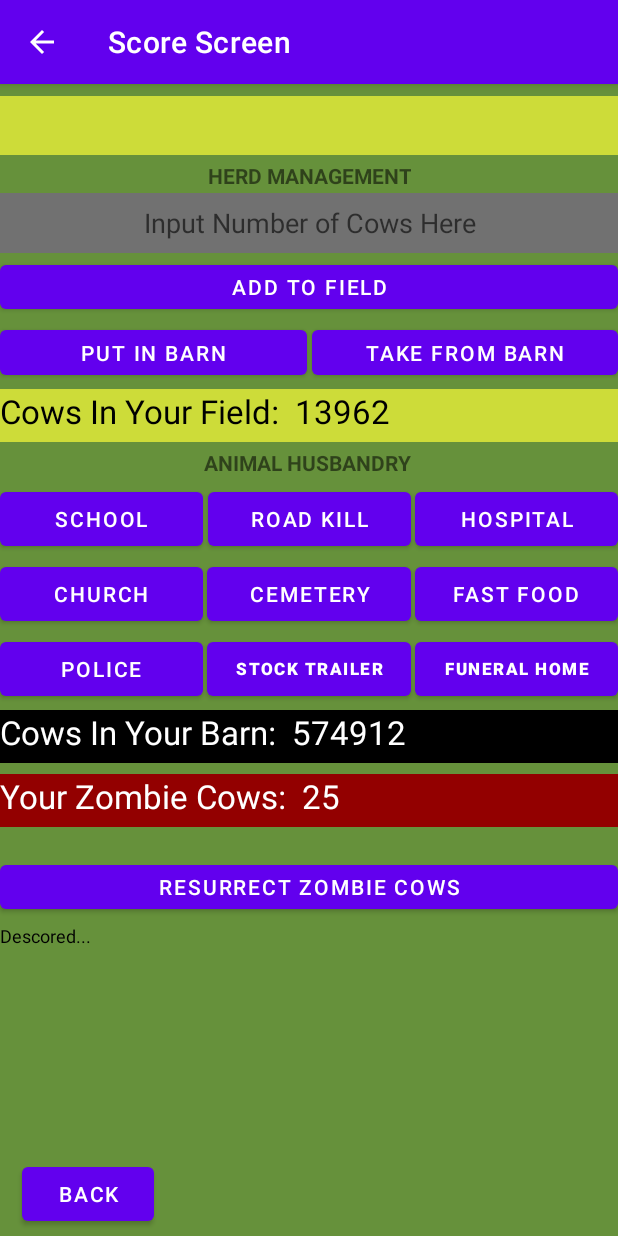
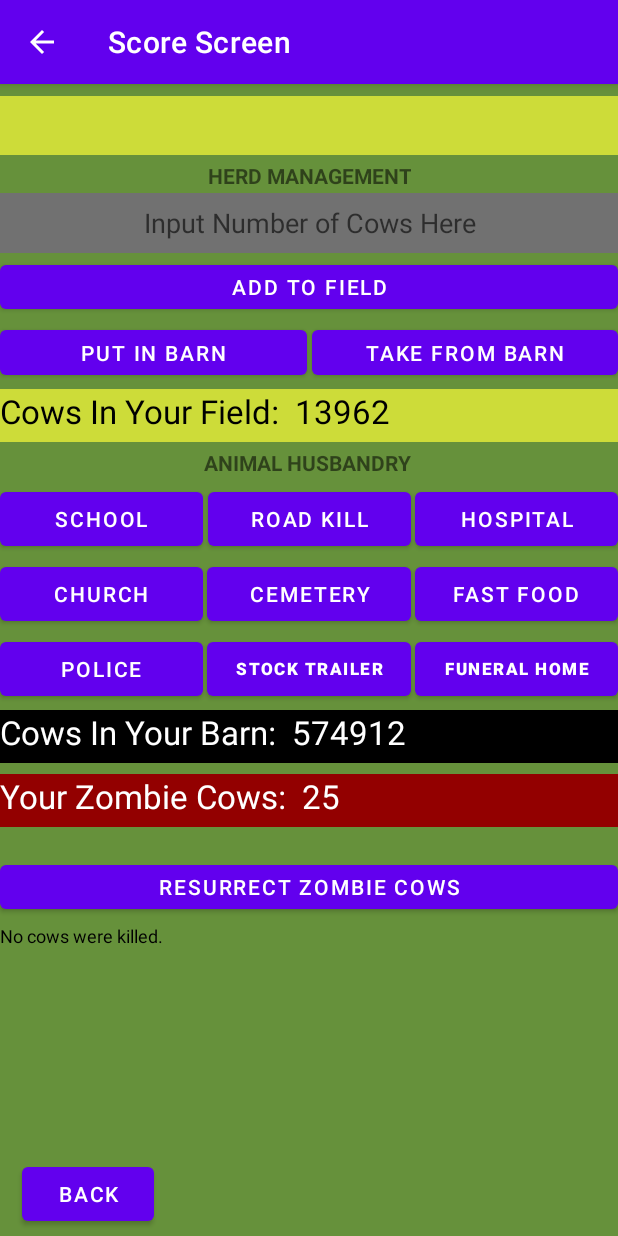
Before and after one commit to Xerminator13/Ma-Cows-Repository, an Android app: the DescoreScreen screen opened directly, with no data from a screen before it, after a tap on "CANCEL", on a phone screen of 412 x 824 dp. Run offline under Robolectric (Android 15) with nearby library versions, the phone set to English and light mode, and no system bars.

Commit message:
DescoreScreen is completely finished and I am moving on the the AllScoresScreen.  Although it is not polished, this is the first build of the game where all scoring and descoring is functional.  Therefore, this is the first build of the game that is actually playable.

```diff
--- a/app/src/main/java/com/example/macows/CommonUtils.java
+++ b/app/src/main/java/com/example/macows/CommonUtils.java
@@ -70,14 +70,17 @@
 
     public static void setCurrentPlayer(int player) {
         editor.putInt("currentPlayer", player);
+        editor.commit();
 
     }
     public static void setDescoreMethod(int a) {
         editor.putInt("descoreMethod", a);
+        editor.commit();
 
     }
     public static void setDescoreErrorMessage(String msg) {
         editor.putString("descoreErrorMessage", msg);
+        editor.commit();
 
     }
     public static int getCurrentPlayer() {
--- a/app/src/main/java/com/example/macows/DescoreScreen.java
+++ b/app/src/main/java/com/example/macows/DescoreScreen.java
@@ -125,8 +125,9 @@
 
         b = 0;
         for (int a = 0; a < textViewList.size(); a += 2) {
-            textViewList.get(a).setText("Cows in field:  " + CommonUtils.playerList.get(b).getCowsInField());
-            textViewList.get(a + 1).setText("Cows in barn:  " + CommonUtils.playerList.get(b).getCowsInBarn());
+            textViewList.get(a).setText("Cows in field:  " + CommonUtils.playerList.get(players[b]).getCowsInField());
+            textViewList.get(a + 1).setText("Cows in barn:  " + CommonUtils.playerList.get(players[b]).getCowsInBarn());
+
             b++;
 
         }
@@ -235,8 +236,7 @@
                     String msg = CommonUtils.playerList.get(currentPlayer - 1).getName()
                             + " killed " + numCowsKilledAfter + " of " + CommonUtils.playerList.get(playerTakenFrom - 1).getName()
                             + "'s cows.";
-                    CommonUtils.setDescoreErrorMessage(msg + ":  " + currentDescoreMethod);
-                    CommonUtils.setDescoreMethod(currentDescoreMethod);
+                    CommonUtils.setDescoreErrorMessage(msg);
                     startActivity(new Intent(DescoreScreen.this, ScoreScreen.class));
 
                 }
```
Also changed, not shown: 1 other file.
